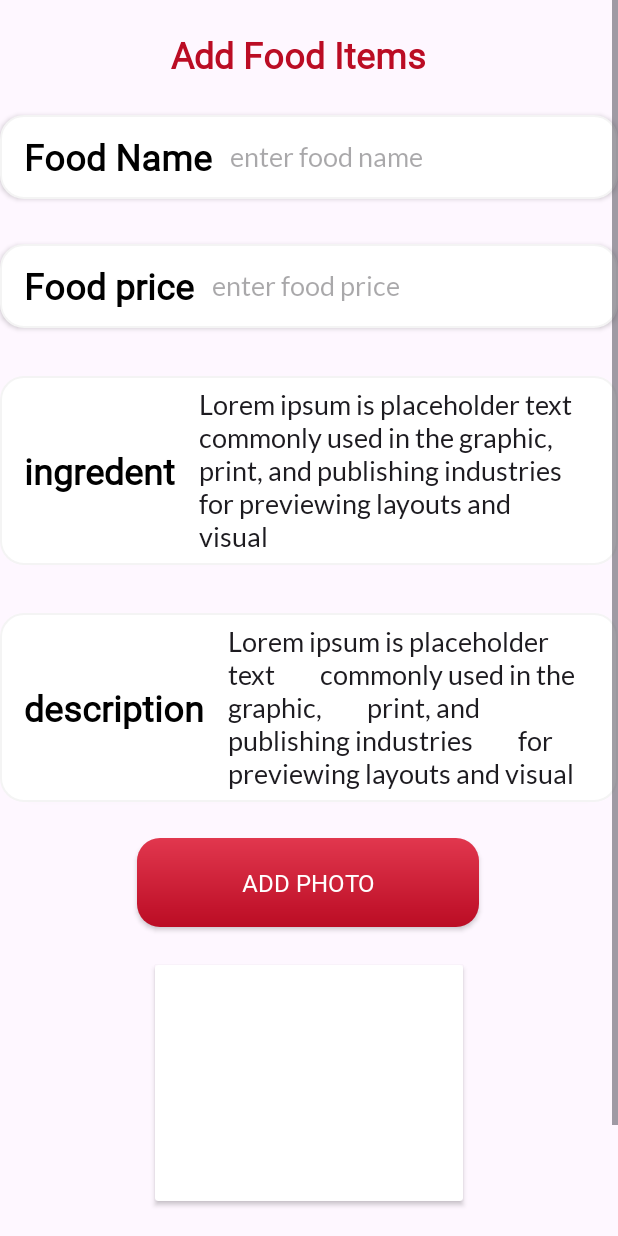
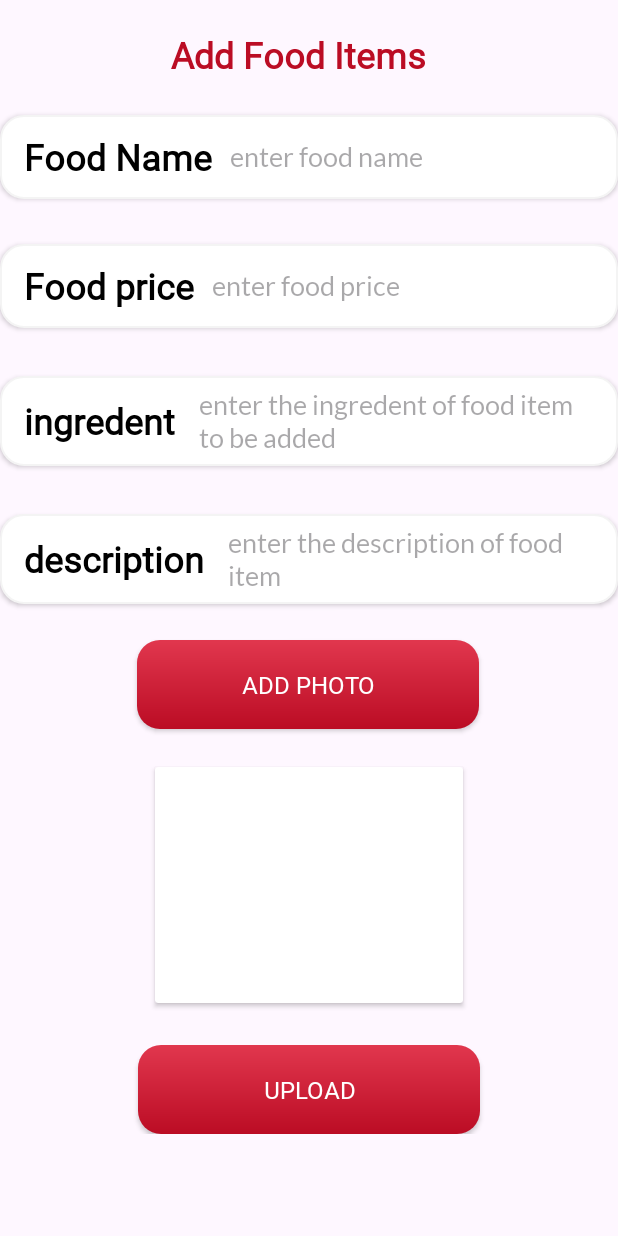
Before and after one commit to aspirers01/Food-order-app, an Android app: the addFooditem screen opened directly, with no data from a screen before it, on a phone screen of 412 x 824 dp. Run offline under Robolectric (Android 15) with nearby library versions, the phone set to English and light mode, and no system bars; pictures from the network do not load.

Commit message:
ui portion of add item complete

```diff
--- a/app/src/main/java/com/example/zoomato/addFooditem.kt
+++ b/app/src/main/java/com/example/zoomato/addFooditem.kt
@@ -1,11 +1,38 @@
 package com.example.zoomato
 
+import android.os.Binder
 import androidx.appcompat.app.AppCompatActivity
 import android.os.Bundle
+import androidx.activity.result.contract.ActivityResultContracts
+import com.example.zoomato.databinding.ActivityAddFooditemBinding
 
 class addFooditem : AppCompatActivity() {
+    private lateinit var binding: ActivityAddFooditemBinding
+
     override fun onCreate(savedInstanceState: Bundle?) {
         super.onCreate(savedInstanceState)
-        setContentView(R.layout.activity_add_fooditem)
+       binding=ActivityAddFooditemBinding.inflate(layoutInflater)
+        setContentView(binding.root)
+        val foodname=binding.foodNameEdt.text.toString()
+        val foodprice=binding.foodPriceEdt.text.toString()
+        val fooddesc=binding.discriptionEdt.text.toString()
+        val fooding=binding.ingredentEdt.text.toString()
+
+        binding.photoBtn.setOnClickListener{
+            // it launches the option to select image from gallery
+            //and also set it to imageview
+            pickimage.launch("image/*")
+        }
+
+
+        binding.uploadBtn.setOnClickListener{
+
+        }
+    }
+
+    //code for selecting image from gallery and setting it to imageview
+    val pickimage=registerForActivityResult(ActivityResultContracts.GetContent()){
+        if (it!=null)
+            binding.selectedimg.setImageURI(it)
     }
 }
--- a/app/src/main/res/layout/activity_add_fooditem.xml
+++ b/app/src/main/res/layout/activity_add_fooditem.xml
@@ -44,17 +44,14 @@
                     android:textStyle="bold" />
 
                 <EditText
-                    android:id="@+id/description_text"
+                    android:id="@+id/ingredent_edt"
                     android:layout_width="wrap_content"
                     android:layout_height="wrap_content"
                     android:background="@android:color/transparent"
                     android:fontFamily="@font/latoregular"
                     android:inputType="textMultiLine"
                     android:padding="8dp"
-                    android:text="Lorem ipsum is placeholder text
-        commonly used in the graphic,
-        print, and publishing industries
-        for previewing layouts and visual " />
+                   android:hint="enter the ingredent of food item to be added"/>
 
             </LinearLayout>
 
@@ -85,6 +82,7 @@
                     android:textStyle="bold" />
 
                 <EditText
+                    android:id="@+id/food_price_edt"
                     android:layout_width="wrap_content"
                     android:layout_height="wrap_content"
                     android:background="@android:color/transparent"
@@ -122,6 +120,7 @@
                     android:textStyle="bold" />
 
                 <EditText
+                    android:id="@+id/food_name_edt"
                     android:layout_width="wrap_content"
                     android:layout_height="wrap_content"
                     android:background="@android:color/transparent"
@@ -159,17 +158,14 @@
                     android:textStyle="bold" />
 
                 <EditText
-                    android:id="@+id/ingredent_text"
+                    android:id="@+id/discription_edt"
                     android:layout_width="wrap_content"
                     android:layout_height="wrap_content"
                     android:background="@android:color/transparent"
                     android:fontFamily="@font/latoregular"
                     android:inputType="textMultiLine"
                     android:padding="8dp"
-                    android:text="Lorem ipsum is placeholder text
-        commonly used in the graphic,
-        print, and publishing industries
-        for previewing layouts and visual " />
+                    android:hint="enter the description of food item " />
 
             </LinearLayout>
 
@@ -215,7 +211,7 @@
                 app:layout_constraintTop_toBottomOf="@+id/photo_btn">
 
                 <ImageView
-                    android:id="@+id/imageView8"
+                    android:id="@+id/selectedimg"
                     android:layout_width="match_parent"
                     android:layout_height="match_parent"
                     tools:srcCompat="@tools:sample/avatars" />
```
Also changed, not shown: app/src/main/java/com/example/zoomato/loginui.kt (+2 -31 lines).
